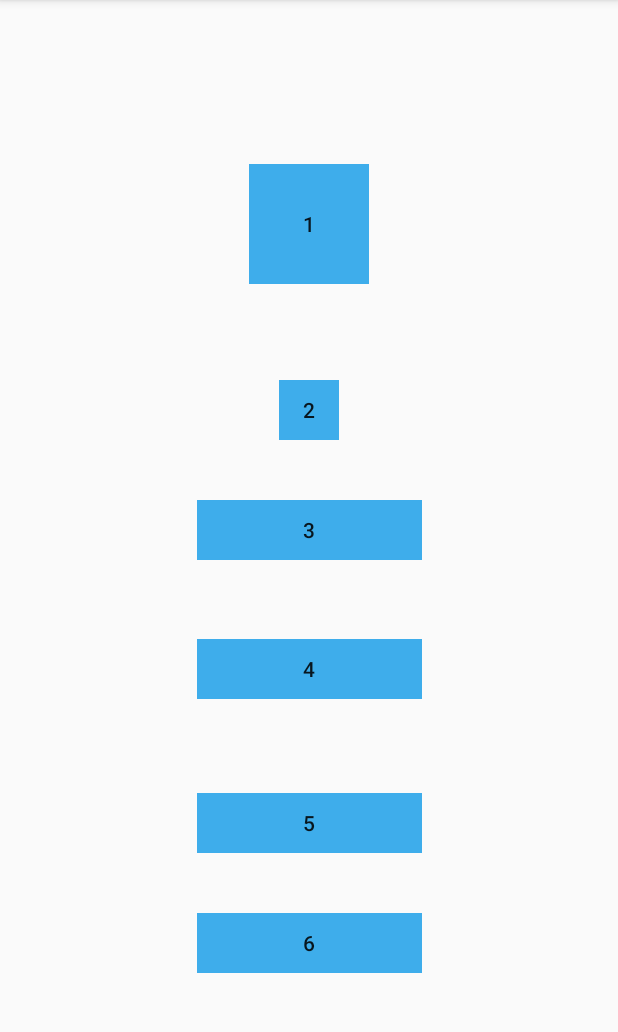
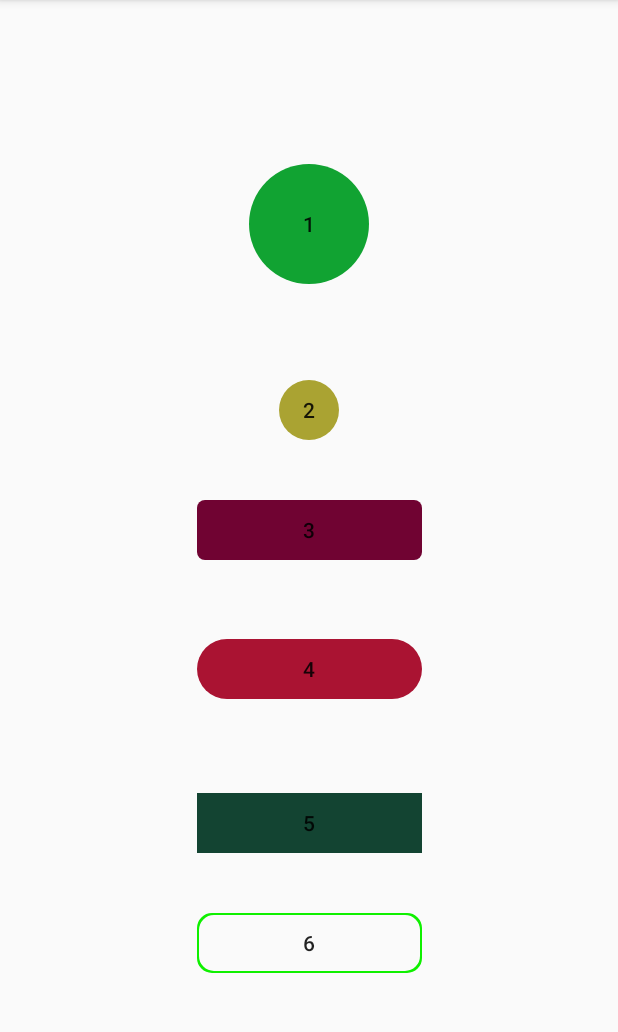
Before and after one commit to zhxhcoder/CYButton, an Android app: the screen it shows after launch (MainActivity), on a phone screen of 412 x 824 dp, the part 84-1116 px from its top. Run offline under Robolectric (Android 15) with nearby library versions, the phone set to English and light mode, and no system bars.

Commit message:
最新更新

```diff
--- a/app/src/main/res/layout/activity_main.xml
+++ b/app/src/main/res/layout/activity_main.xml
@@ -1,6 +1,5 @@
 <?xml version="1.0" encoding="utf-8"?>
 <android.support.constraint.ConstraintLayout xmlns:android="http://schemas.android.com/apk/res/android"
-    xmlns:CYButton="http://schemas.android.com/tools"
     xmlns:app="http://schemas.android.com/apk/res-auto"
     android:layout_width="match_parent"
     android:layout_height="match_parent">
@@ -11,13 +10,13 @@
         android:layout_width="150dp"
         android:layout_height="40dp"
         android:text="3"
-        CYButton:XborderRadius="0dp"
-        CYButton:XbuttonColor="#ff700332"
-        CYButton:XinnerRadius="0dp"
-        CYButton:XouterRadius="5dp"
-        CYButton:XshadowColor="#ffbba332"
-        CYButton:XshadowEnabled="false"
-        CYButton:XshadowHeight="0dp"
+        app:XborderRadius="0dp"
+        app:XbuttonColor="#ff700332"
+        app:XinnerRadius="0dp"
+        app:XouterRadius="5dp"
+        app:XshadowColor="#ffbba332"
+        app:XshadowEnabled="false"
+        app:XshadowHeight="0dp"
         app:layout_constraintBottom_toBottomOf="parent"
         app:layout_constraintEnd_toEndOf="parent"
         app:layout_constraintStart_toStartOf="parent"
@@ -29,13 +28,13 @@
         android:layout_width="150dp"
         android:layout_height="40dp"
         android:text="4"
-        CYButton:XborderRadius="0dp"
-        CYButton:XbuttonColor="#ffaa1332"
-        CYButton:XinnerRadius="0dp"
-        CYButton:XouterRadius="45dp"
-        CYButton:XshadowColor="#ffbba332"
-        CYButton:XshadowEnabled="false"
-        CYButton:XshadowHeight="0dp"
+        app:XborderRadius="0dp"
+        app:XbuttonColor="#ffaa1332"
+        app:XinnerRadius="0dp"
+        app:XouterRadius="45dp"
+        app:XshadowColor="#ffbba332"
+        app:XshadowEnabled="false"
+        app:XshadowHeight="0dp"
         app:layout_constraintBottom_toBottomOf="parent"
         app:layout_constraintEnd_toEndOf="parent"
         app:layout_constraintStart_toStartOf="parent"
@@ -46,13 +45,13 @@
         android:layout_width="150dp"
         android:layout_height="40dp"
         android:text="6"
-        CYButton:XborderRadius="12dp"
-        CYButton:XbuttonColor="#0ff000"
-        CYButton:XinnerRadius="10dp"
-        CYButton:XouterRadius="10dp"
-        CYButton:XshadowColor="#0000000"
-        CYButton:XshadowEnabled="false"
-        CYButton:XshadowHeight="0dp"
+        app:XborderRadius="1dp"
+        app:XbuttonColor="#0ff000"
+        app:XinnerRadius="10dp"
+        app:XouterRadius="10dp"
+        app:XshadowColor="#000000"
+        app:XshadowEnabled="false"
+        app:XshadowHeight="0dp"
         app:layout_constraintBottom_toBottomOf="parent"
         app:layout_constraintEnd_toEndOf="parent"
         app:layout_constraintStart_toStartOf="parent"
@@ -64,13 +63,13 @@
         android:layout_width="150dp"
         android:layout_height="40dp"
         android:text="5"
-        CYButton:XborderRadius="0dp"
-        CYButton:XbuttonColor="#ff134432"
-        CYButton:XinnerRadius="0dp"
-        CYButton:XouterRadius="0dp"
-        CYButton:XshadowColor="#ffbba332"
-        CYButton:XshadowEnabled="false"
-        CYButton:XshadowHeight="0dp"
+        app:XborderRadius="0dp"
+        app:XbuttonColor="#ff134432"
+        app:XinnerRadius="0dp"
+        app:XouterRadius="0dp"
+        app:XshadowColor="#ffbba332"
+        app:XshadowEnabled="false"
+        app:XshadowHeight="0dp"
         app:layout_constraintBottom_toBottomOf="parent"
         app:layout_constraintEnd_toEndOf="parent"
         app:layout_constraintStart_toStartOf="parent"
@@ -82,13 +81,13 @@
         android:layout_width="40dp"
         android:layout_height="40dp"
         android:text="2"
-        CYButton:XborderRadius="0dp"
-        CYButton:XbuttonColor="#ffaaa332"
-        CYButton:XinnerRadius="0dp"
-        CYButton:XouterRadius="45dp"
-        CYButton:XshadowColor="#ffbba332"
-        CYButton:XshadowEnabled="false"
-        CYButton:XshadowHeight="0dp"
+        app:XborderRadius="0dp"
+        app:XbuttonColor="#ffaaa332"
+        app:XinnerRadius="0dp"
+        app:XouterRadius="45dp"
+        app:XshadowColor="#ffbba332"
+        app:XshadowEnabled="false"
+        app:XshadowHeight="0dp"
         app:layout_constraintBottom_toBottomOf="parent"
         app:layout_constraintEnd_toEndOf="parent"
         app:layout_constraintStart_toStartOf="parent"
@@ -100,13 +99,13 @@
         android:layout_width="80dp"
         android:layout_height="80dp"
         android:text="1"
-        CYButton:XborderRadius="0dp"
-        CYButton:XbuttonColor="#ff11a332"
-        CYButton:XinnerRadius="0dp"
-        CYButton:XouterRadius="45dp"
-        CYButton:XshadowColor="#ff11a332"
-        CYButton:XshadowEnabled="false"
-        CYButton:XshadowHeight="0dp"
+        app:XborderRadius="0dp"
+        app:XbuttonColor="#ff11a332"
+        app:XinnerRadius="0dp"
+        app:XouterRadius="45dp"
+        app:XshadowColor="#ff11a332"
+        app:XshadowEnabled="false"
+        app:XshadowHeight="0dp"
         app:layout_constraintBottom_toBottomOf="parent"
         app:layout_constraintEnd_toEndOf="parent"
         app:layout_constraintStart_toStartOf="parent"
```
Also changed, not shown: 2 other files.
